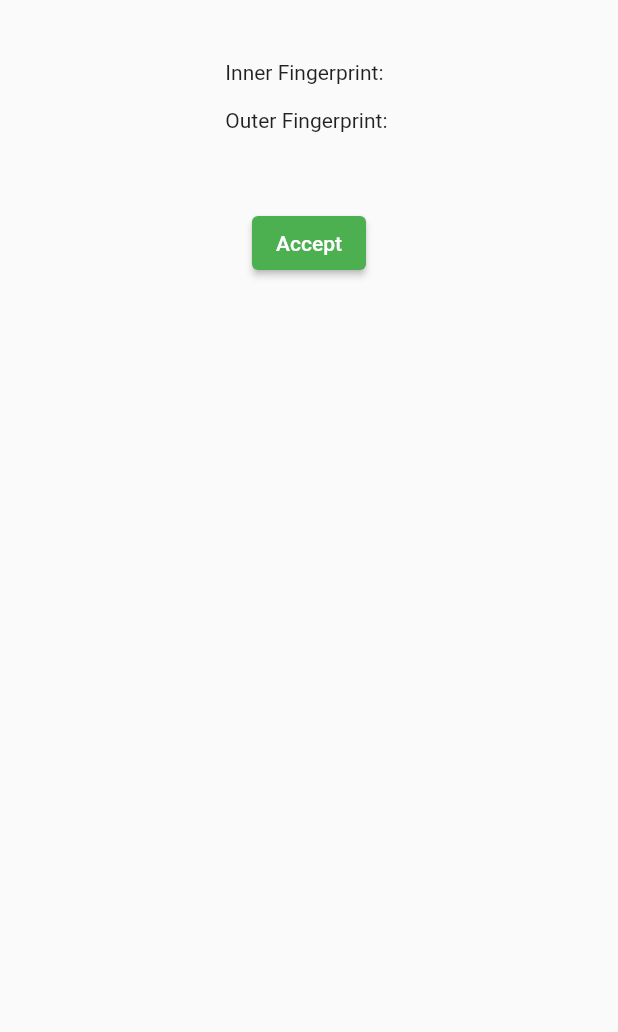
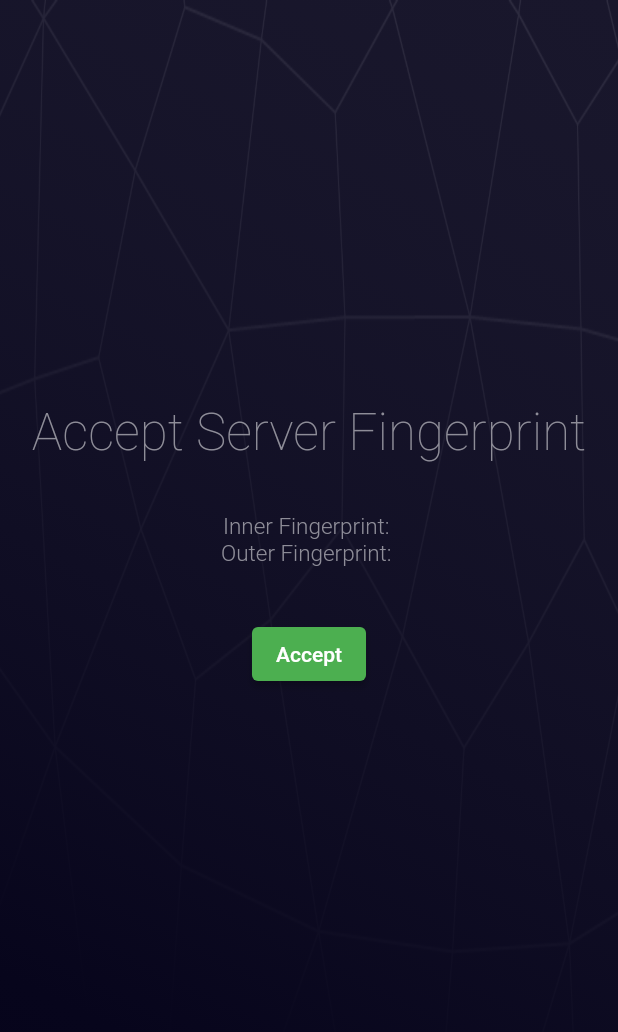
Before and after one commit to companyzero/bisonrelay, a Flutter app: the _VerifyServerScreen screen opened directly with empty values, on a phone screen of 412 x 824 dp. Shown: the top 1032 px of the screen. Run offline on Flutter 3.47's test engine with Material 2 defaults, Android fonts, the phone set to English and light mode, and no system bars; our stand-ins replace args, convert, file_picker, flutter_markdown, json_rpc_2 and 6 more; missing offline and left inert: blake_hash, dart:ffi, ini, markdown, shared_preferences_web, window_manager; accounts and stored records are empty; project files that could hold a hidden picture were left out.

Commit message:
Fix verifyserver page styling

```diff
--- a/bruig/flutterui/bruig/lib/screens/verify_server.dart
+++ b/bruig/flutterui/bruig/lib/screens/verify_server.dart
@@ -24,19 +24,60 @@
 
   @override
   Widget build(BuildContext context) {
+    var backgroundColor = const Color(0xFF19172C);
+    var cardColor = const Color(0xFF05031A);
+    var textColor = const Color(0xFF8E8D98);
+    var secondaryTextColor = const Color(0xFFE4E3E6);
+    var darkTextColor = const Color(0xFF5A5968);
     return Scaffold(
-        body: Center(
-            child: Container(
-                padding: const EdgeInsets.all(40),
-                constraints: const BoxConstraints(maxWidth: 800),
-                child: Column(children: [
-                  Text('''Inner Fingerprint: ${cert.innerFingerprint}
-
-Outer Fingerprint: ${cert.outerFingerprint}'''),
-                  Container(height: 50),
-                  ElevatedButton(
-                      onPressed: () => onAcceptServerCreds(context),
-                      child: const Text("Accept"))
-                ]))));
+        body: Container(
+            color: backgroundColor,
+            child: Stack(children: [
+              Container(
+                  decoration: const BoxDecoration(
+                      image: DecorationImage(
+                          fit: BoxFit.fill,
+                          image: AssetImage("assets/images/loading-bg.png")))),
+              Container(
+                  decoration: BoxDecoration(
+                      gradient: LinearGradient(
+                          begin: Alignment.bottomLeft,
+                          end: Alignment.topRight,
+                          colors: [
+                        cardColor,
+                        const Color(0xFF07051C),
+                        backgroundColor.withOpacity(0.34),
+                      ],
+                          stops: const [
+                        0,
+                        0.17,
+                        1
+                      ])),
+                  padding: const EdgeInsets.all(10),
+                  child: Column(children: [
+                    const SizedBox(height: 258),
+                    Text("Accept Server Fingerprint",
+                        style: TextStyle(
+                            color: textColor,
+                            fontSize: 34,
+                            fontWeight: FontWeight.w200)),
+                    const SizedBox(height: 34),
+                    Text("Inner Fingerprint: ${cert.innerFingerprint}",
+                        style: TextStyle(
+                            color: textColor,
+                            fontSize: 15,
+                            fontWeight: FontWeight.w300)),
+                    Text("Outer Fingerprint: ${cert.outerFingerprint}",
+                        style: TextStyle(
+                            color: textColor,
+                            fontSize: 15,
+                            fontWeight: FontWeight.w300)),
+                    const SizedBox(height: 34),
+                    ElevatedButton(
+                        onPressed: () => onAcceptServerCreds(context),
+                        child: const Text("Accept")),
+                    Container(height: 10)
+                  ]))
+            ])));
   }
 }
```
